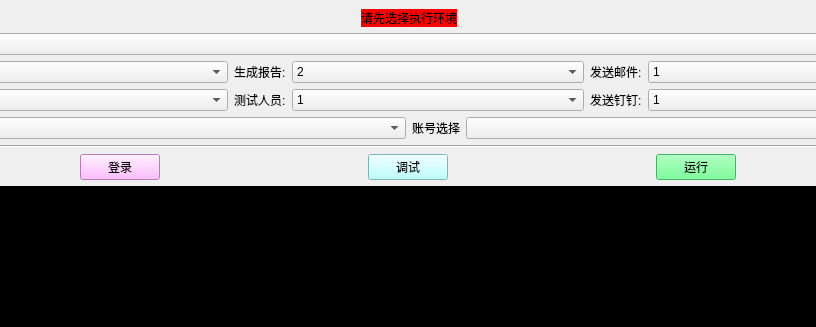
First picture: the form in static/py_ui/api_auto_test_ui.ui, repository 1014TaoTao/auto_test, before the edit; both pictures show x 131 to 947 and y 0 to 327 of the 1080 by 842 pixel window.
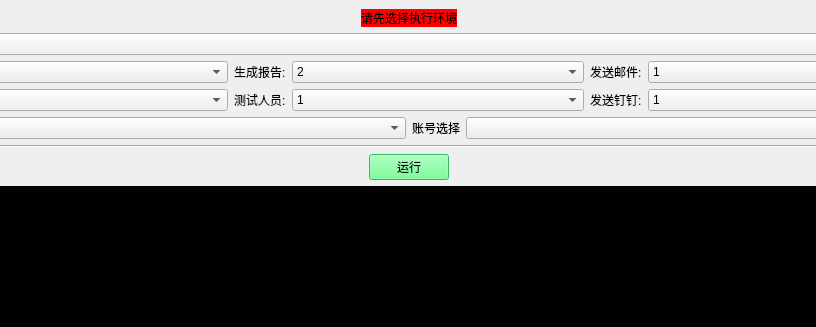
Second picture: the form after the edit. Icons and pictures are not drawn.

The edit to the form file:
```diff
--- a/static/py_ui/api_auto_test_ui.ui
+++ b/static/py_ui/api_auto_test_ui.ui
@@ -284,38 +284,6 @@
     </item>
     <item>
      <layout class="QHBoxLayout" name="horizontalLayout_2">
-      <item>
-       <widget class="QPushButton" name="loginButton">
-        <property name="sizePolicy">
-         <sizepolicy hsizetype="Fixed" vsizetype="Fixed">
-          <horstretch>0</horstretch>
-          <verstretch>0</verstretch>
-         </sizepolicy>
-        </property>
-        <property name="styleSheet">
-         <string notr="true">background-color: rgb(255, 170, 255);</string>
-        </property>
-        <property name="text">
-         <string>登录</string>
-        </property>
-       </widget>
-      </item>
-      <item>
-       <widget class="QPushButton" name="testRunButton">
-        <property name="sizePolicy">
-         <sizepolicy hsizetype="Fixed" vsizetype="Fixed">
-          <horstretch>0</horstretch>
-          <verstretch>0</verstretch>
-         </sizepolicy>
-        </property>
-        <property name="styleSheet">
-         <string notr="true">background-color: rgb(170, 255, 255);</string>
-        </property>
-        <property name="text">
-         <string>调试</string>
-        </property>
-       </widget>
-      </item>
       <item>
        <widget class="QPushButton" name="runButton">
         <property name="sizePolicy">
```
